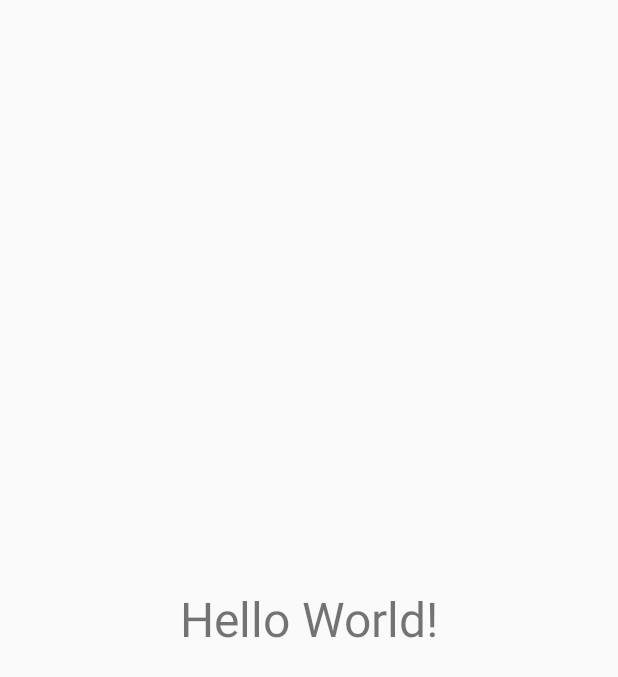
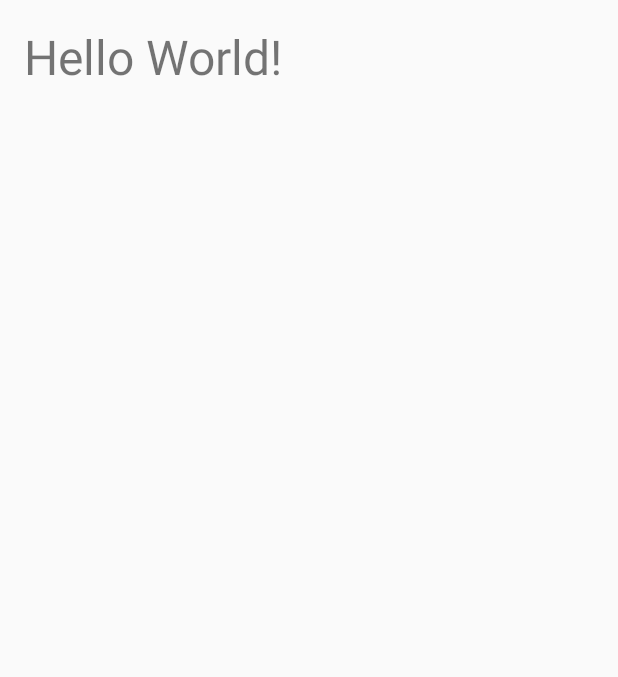
Before and after one commit to KeeganMaynard/PuzzleV3, an Android app: the layout activity_main.xml on its own in the app's theme, with its tools: preview values and no code run, on a phone screen of 412 x 824 dp. Shown: the top 677 px of the screen. Run offline under Robolectric (Android 15) with nearby library versions, the phone set to English and light mode, and no system bars.

Commit message:
implemented v3

```diff
--- a/app/src/main/AndroidManifest.xml
+++ b/app/src/main/AndroidManifest.xml
@@ -15,7 +15,8 @@
         tools:targetApi="31">
         <activity
             android:name=".MainActivity"
-            android:exported="true">
+            android:exported="true"
+            android:screenOrientation="portrait">
             <intent-filter>
                 <action android:name="android.intent.action.MAIN" />
 
--- a/app/src/main/res/layout/activity_main.xml
+++ b/app/src/main/res/layout/activity_main.xml
@@ -1,18 +1,17 @@
 <?xml version="1.0" encoding="utf-8"?>
-<androidx.constraintlayout.widget.ConstraintLayout xmlns:android="http://schemas.android.com/apk/res/android"
-    xmlns:app="http://schemas.android.com/apk/res-auto"
+<RelativeLayout
+    xmlns:android="http://schemas.android.com/apk/res/android"
     xmlns:tools="http://schemas.android.com/tools"
     android:layout_width="match_parent"
     android:layout_height="match_parent"
+    android:paddingBottom="@dimen/activity_vertical_margin"
+    android:paddingLeft="@dimen/activity_horizontal_margin"
+    android:paddingRight="@dimen/activity_horizontal_margin"
+    android:paddingTop="@dimen/activity_vertical_margin"
     tools:context=".MainActivity">
 
     <TextView
         android:layout_width="wrap_content"
         android:layout_height="wrap_content"
-        android:text="Hello World!"
-        app:layout_constraintBottom_toBottomOf="parent"
-        app:layout_constraintEnd_toEndOf="parent"
-        app:layout_constraintStart_toStartOf="parent"
-        app:layout_constraintTop_toTopOf="parent" />
-
-</androidx.constraintlayout.widget.ConstraintLayout>
+        android:text="Hello World!"/>
+</RelativeLayout>
```
